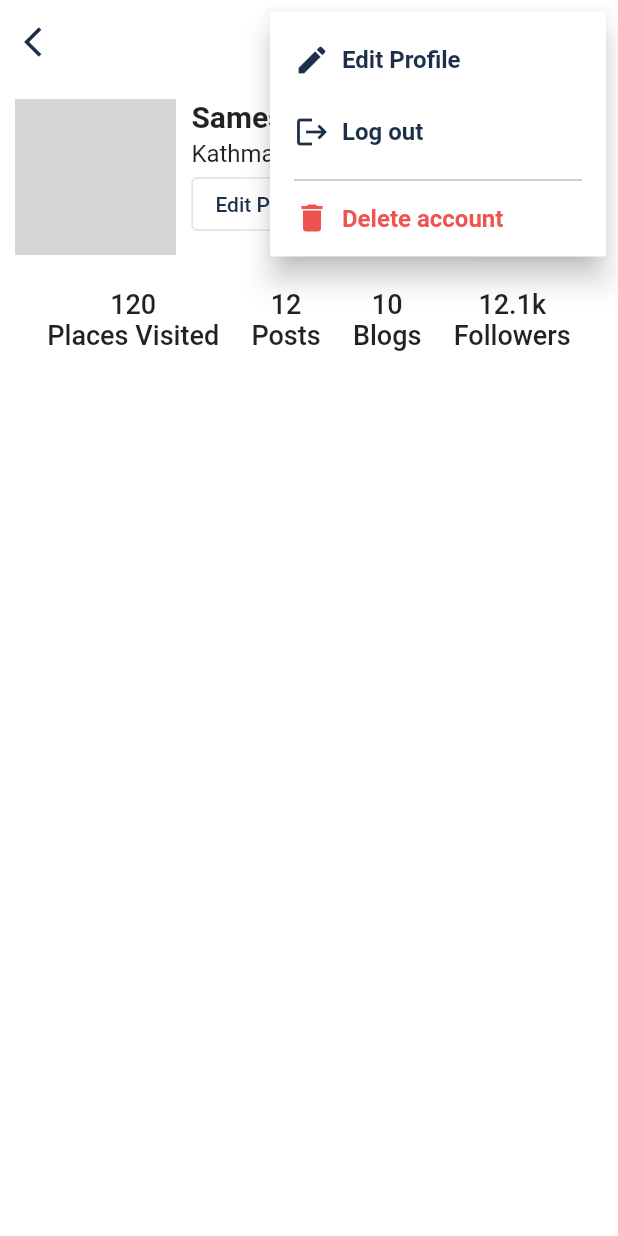
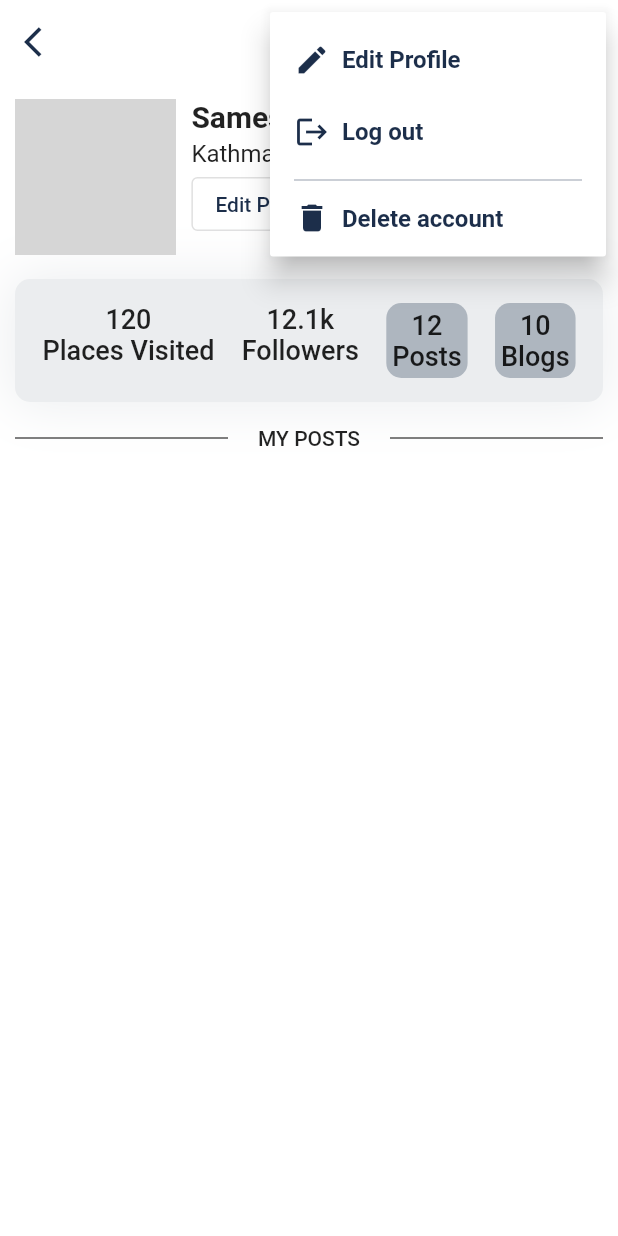
Before and after one commit to sagarpaudell/odyssey, a Flutter app: the screen it shows after launch, after a tap on the "menu" icon, on a phone screen of 412 x 824 dp. Run offline on Flutter 3.47's test engine with Material 2 defaults, Android fonts, the phone set to English and light mode, and no system bars; our stand-ins replace flutter_svg, font_awesome_flutter, image_picker; grey boxes are pictures that could not be loaded.

Commit message:
self profile page features added

```diff
--- a/odyssey/lib/screens/profile_self.dart
+++ b/odyssey/lib/screens/profile_self.dart
@@ -1,4 +1,8 @@
 import 'package:flutter/material.dart';
+import 'package:odyssey/models/models.dart';
+import 'package:odyssey/data/data.dart';
+import 'package:odyssey/widgets/post_container.dart';
+
 
 class SelfProfile extends StatefulWidget {
   @override
@@ -91,7 +95,7 @@ class _SelfProfileState extends State<SelfProfile> {
                             children: [
                               Icon(
                                 Icons.delete,
-                                color: Colors.red[400],
+                                color: Theme.of(context).primaryColor,
                               ),
 
                               Padding(
@@ -99,7 +103,7 @@ class _SelfProfileState extends State<SelfProfile> {
                                 child: Text(
                                   "Delete account",
                                   style: TextStyle(
-                                      color: Colors.red[400],
+                                      color: Theme.of(context).primaryColor,
                                       fontWeight: FontWeight.w600),
                                 ),
                               ),
@@ -115,7 +119,6 @@ class _SelfProfileState extends State<SelfProfile> {
       ),
       body: Column(children: [
         Container(
-
           child: Row(
             children: [
               Container(
@@ -167,10 +170,19 @@ class _SelfProfileState extends State<SelfProfile> {
           ),
         ),
         Container(
+          padding: EdgeInsets.only(top: 16, bottom: 16),
+          decoration: BoxDecoration(
+            boxShadow:[BoxShadow(
+                color:Color(0xFFEBEDEF),
+              blurRadius: 30,
+              spreadRadius: 2,
+              ),
+              ],
+            color:Color(0xFFEBEDEF),
+            borderRadius: BorderRadius.all(Radius.circular(10))),
           width: MediaQuery.of(context).size.width-20,
-          margin: EdgeInsets.fromLTRB(10, 22, 10, 22),
+          margin: EdgeInsets.fromLTRB(10, 16, 10, 16),
           child: Wrap(
-
             direction: Axis.horizontal,
             alignment: WrapAlignment.spaceEvenly,
             children: [
@@ -179,26 +191,77 @@ class _SelfProfileState extends State<SelfProfile> {
                 Text('Places Visited', style: TextStyle(fontWeight: FontWeight.w500, fontSize: 18),),
               ],
               ),
-              Column(children: [
-                Text("12", style: TextStyle(fontWeight: FontWeight.w500, fontSize: 18),),
-                Text('Posts', style: TextStyle(fontWeight: FontWeight.w500, fontSize: 18),),
-              ],
-              ),
-              Column(children: [
-                Text("10", style: TextStyle(fontWeight: FontWeight.w500, fontSize: 18),),
-                Text('Blogs', style: TextStyle(fontWeight: FontWeight.w500, fontSize: 18),),
-              ],
-              ),
+
               Column(children: [
                 Text("12.1k", style: TextStyle(fontWeight: FontWeight.w500, fontSize: 18),),
                 Text('Followers', style: TextStyle(fontWeight: FontWeight.w500, fontSize: 18),),
               ],
               ),
+              Container(
+                padding: EdgeInsets.all(4),
+                decoration: BoxDecoration(
+                color:Color(0xFFAEB6BF ),
+                borderRadius: BorderRadius.all(Radius.circular(10))),
+                    child: Column(children: [
+                      Text("12", style: TextStyle(fontWeight: FontWeight.w500, fontSize: 18),),
+                      Text('Posts', style: TextStyle(fontWeight: FontWeight.w500, fontSize: 18),),
+                    ],
+                    ),
+              ),
+              Container(
+                padding: EdgeInsets.all(4),
+                decoration: BoxDecoration(
+                color:Color(0xFFAEB6BF ),
+                borderRadius: BorderRadius.all(Radius.circular(10))),
+                    child: Column(children: [
+                    Text("10", style: TextStyle(fontWeight: FontWeight.w500, fontSize: 18),),
+                    Text('Blogs', style: TextStyle(fontWeight: FontWeight.w500, fontSize: 18),),
+                  ],
+                  ),
+              ),
+
 
 
             ],
           ),
-        )
+        ),
+
+        Row(children:[
+                  Expanded(
+                    child: new Container(
+                        margin: const EdgeInsets.only(left: 10.0, right: 20.0),
+                        child: Divider(
+                          color: Colors.black,
+                        )),
+                  ),
+                  Text("MY POSTS", style: TextStyle(fontWeight: FontWeight.w500, fontSize: 14),),
+                  Expanded(
+                    child: new Container(
+                        margin: const EdgeInsets.only(left: 20.0, right: 10.0),
+                        child: Divider(
+                          color: Colors.black,
+                        )),
+                  ),
+                ]),
+        //Own Feed
+      //   CustomScrollView(
+      //   slivers: [
+      //     SliverList(
+      //       delegate: SliverChildBuilderDelegate(
+      //       (context, index) {
+      //         final Post post = posts[index];
+      //         return PostContainer(post: post);
+      //       },
+      //       childCount: posts.length,
+      //     ),
+      //     )
+      //   ],
+      // ),
+
+
+
+      //End of feed section
+
       ],
       ),
 
```
